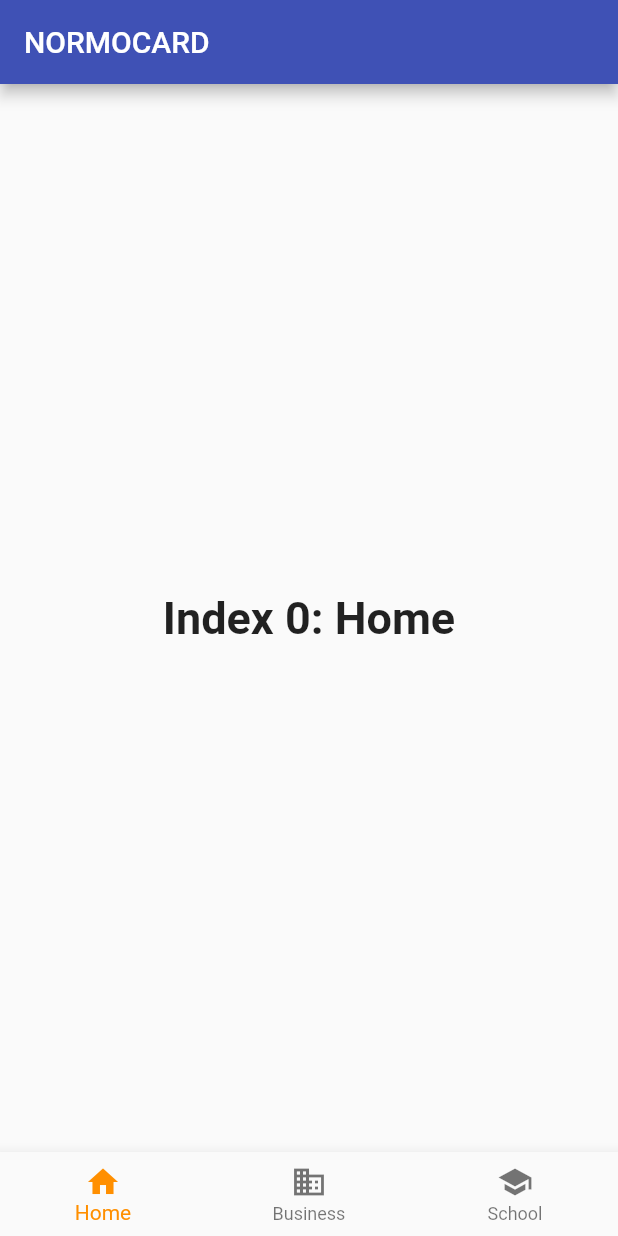
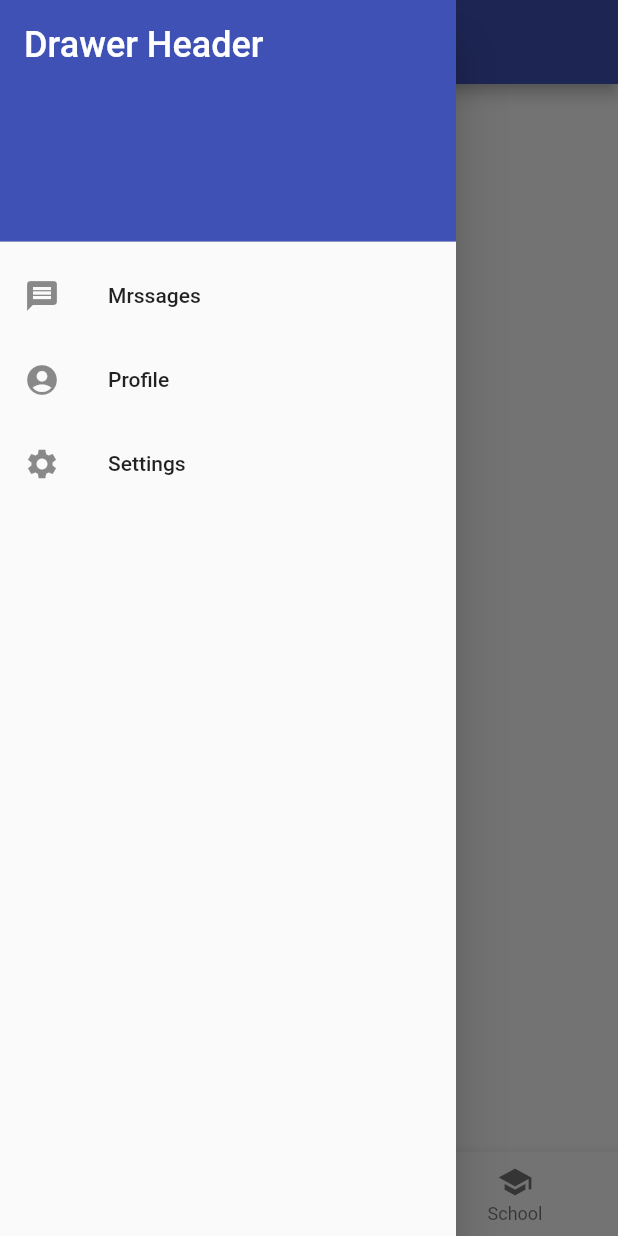
Before and after one commit to Nikita96Burmatov/flutter_app, a Flutter app: the screen it shows after launch, with the side drawer open (before the commit the screen has no drawer), on a phone screen of 412 x 824 dp. Run offline on Flutter 3.47's test engine with Material 2 defaults, Android fonts, the phone set to English and light mode, and no system bars.

Commit message:
DrawerHeader

```diff
--- a/lib/main.dart
+++ b/lib/main.dart
@@ -1,4 +1,5 @@
 import 'package:flutter/material.dart';
+
 
 void main() => runApp(const MyApp());
 
@@ -41,6 +42,7 @@ class _MyStatefulWidgetState extends State<MyStatefulWidget> {
       style: optionStyle,
     )
   ];
+
   void _onItemTapped(int index) {
     setState(() {
       _selectedIndex = index;
@@ -54,23 +56,54 @@ class _MyStatefulWidgetState extends State<MyStatefulWidget> {
         title: const Text('NORMOCARD'),
         backgroundColor: Colors.indigo,
       ),
-    body:  Center(
+      body: Center(
         child: _widgetOptions.elementAt(_selectedIndex),
+      ),
+      drawer: Drawer(
+        child: ListView(
+          padding: EdgeInsets.zero,
+          children: const <Widget>[
+            DrawerHeader(
+              decoration: BoxDecoration(
+                color: Colors.indigo,
+              ),
+              child: Text(
+                'Drawer Header',
+                style: TextStyle(
+                  color: Colors.white,
+                  fontSize: 24,
+                ),
+              ),
+            ),
+            ListTile(
+              leading: Icon(Icons.message),
+              title: Text('Mrssages'),
+            ),
+            ListTile(
+              leading: Icon(Icons.account_circle),
+              title: Text('Profile'),
+            ),
+            ListTile(
+              leading: Icon(Icons.settings),
+              title: Text('Settings'),
+            ),
+          ],
+        ),
       ),
       bottomNavigationBar: BottomNavigationBar(
         items: const <BottomNavigationBarItem>[
           BottomNavigationBarItem(
-      icon:Icon(Icons.home),
+            icon: Icon(Icons.home),
             label: 'Home',
             backgroundColor: Colors.red,
           ),
           BottomNavigationBarItem(
-      icon:Icon(Icons.business),
+            icon: Icon(Icons.business),
             label: 'Business',
-      backgroundColor:  Colors.green,
+            backgroundColor: Colors.green,
           ),
           BottomNavigationBarItem(
-      icon:Icon(Icons.school),
+            icon: Icon(Icons.school),
             label: 'School',
             backgroundColor: Colors.deepPurple,
           ),
```
Lines whose indentation alone changed are shown as unchanged.
